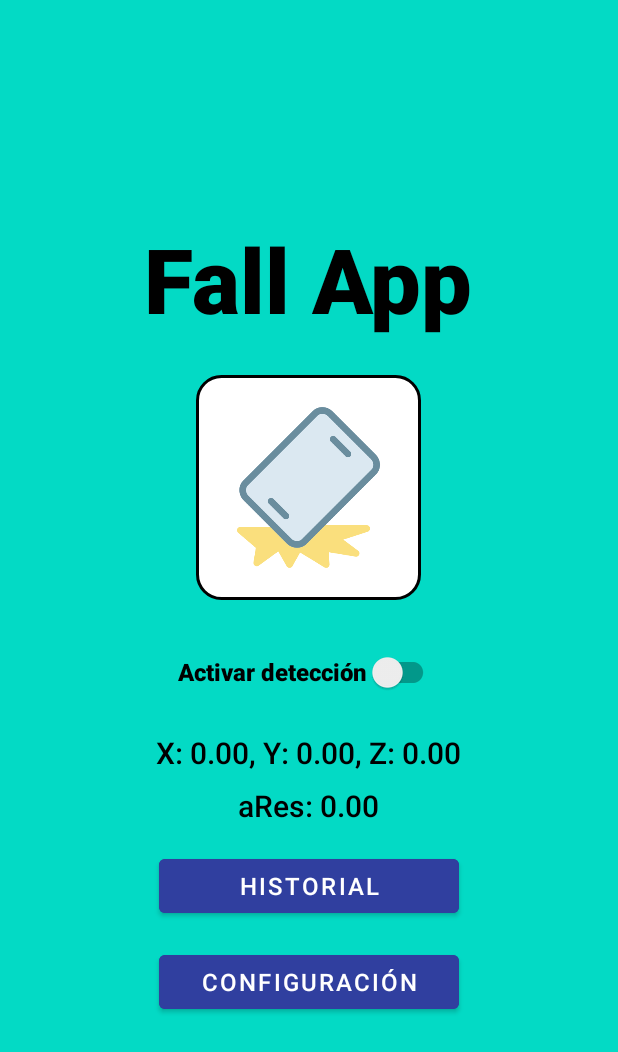
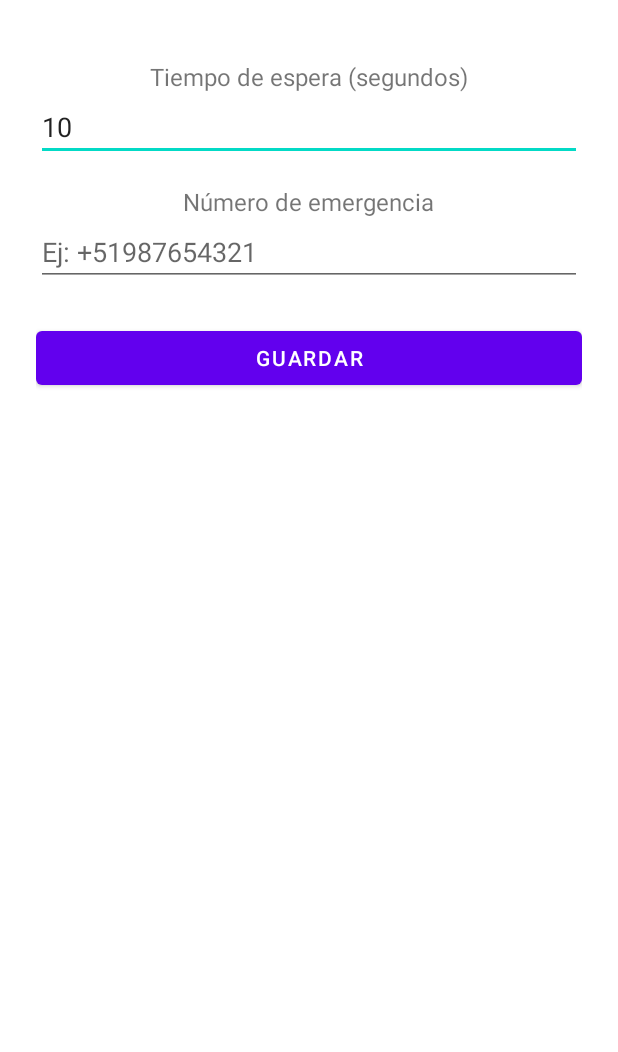
Before and after one commit to Eduard-PM/Taller-1, an Android app: the screen it shows after launch (MainActivity before the commit, ConfigurationActivity after it), after a tap on "CONFIGURACIÓN", on a phone screen of 412 x 824 dp. Shown: the top 1052 px of the screen. Run offline under Robolectric (Android 15) with nearby library versions, the phone set to English and light mode, and no system bars.

```diff
--- /dev/null
+++ b/app/src/main/java/com/ramosuni/fallapp/ConfigurationActivity.java
@@ -0,0 +1,54 @@
+package com.ramosuni.fallapp;
+
+import android.content.SharedPreferences;
+import android.os.Bundle;
+import android.widget.Button;
+import android.widget.EditText;
+import android.widget.Toast;
+
+import androidx.appcompat.app.AppCompatActivity;
+
+public class ConfigurationActivity extends AppCompatActivity {
+
+    private EditText etTiempoEspera, etNumeroEmergencia;
+    private Button btnGuardar;
+
+    @Override
+    protected void onCreate(Bundle savedInstanceState) {
+        super.onCreate(savedInstanceState);
+        setContentView(R.layout.activity_configuration);
+
+        etTiempoEspera = findViewById(R.id.etTiempoEspera);
+        etNumeroEmergencia = findViewById(R.id.etNumeroEmergencia);
+        btnGuardar = findViewById(R.id.btnGuardar);
+
+        SharedPreferences prefs = getSharedPreferences("app_prefs", MODE_PRIVATE);
+
+        // Cargar valores guardados si existen
+        int tiempo = prefs.getInt("tiempo_espera", 10);
+        String numero = prefs.getString("numero_emergencia", "");
+
+        etTiempoEspera.setText(String.valueOf(tiempo));
+        etNumeroEmergencia.setText(numero);
+
+        btnGuardar.setOnClickListener(v -> {
+            String tiempoStr = etTiempoEspera.getText().toString().trim();
+            String numeroStr = etNumeroEmergencia.getText().toString().trim();
+
+            if (tiempoStr.isEmpty() || numeroStr.isEmpty()) {
+                Toast.makeText(this, "Completa todos los campos", Toast.LENGTH_SHORT).show();
+                return;
+            }
+
+            int tiempoGuardado = Integer.parseInt(tiempoStr);
+
+            prefs.edit()
+                    .putInt("tiempo_espera", tiempoGuardado)
+                    .putString("numero_emergencia", numeroStr)
+                    .apply();
+
+            Toast.makeText(this, "Configuración guardada", Toast.LENGTH_SHORT).show();
+            finish(); // cerrar pantalla
+        });
+    }
+}
--- a/app/src/main/java/com/ramosuni/fallapp/MainActivity.java
+++ b/app/src/main/java/com/ramosuni/fallapp/MainActivity.java
@@ -1,16 +1,22 @@
 package com.ramosuni.fallapp;
 
+import android.Manifest;
 import android.content.BroadcastReceiver;
 import android.content.Context;
 import android.content.Intent;
 import android.content.IntentFilter;
+import android.content.pm.PackageManager;
 import android.os.Bundle;
 import android.widget.Button;
 import android.widget.ImageView;
 import android.widget.TextView;
+import android.widget.Toast;
 
+import androidx.annotation.NonNull;
 import androidx.appcompat.app.AppCompatActivity;
 import androidx.appcompat.widget.SwitchCompat;
+import androidx.core.app.ActivityCompat;
+import androidx.core.content.ContextCompat;
 import androidx.localbroadcastmanager.content.LocalBroadcastManager;
 
 import com.ramosuni.fallapp.services.LinearAccelerometerService;
@@ -45,6 +51,8 @@ public class MainActivity extends AppCompatActivity {
         }
     };
 
+    private static final int REQUEST_SMS_PERMISSION = 123;
+
     @Override
     protected void onCreate(Bundle savedInstanceState) {
         super.onCreate(savedInstanceState);
@@ -54,13 +62,21 @@ public class MainActivity extends AppCompatActivity {
         tvAccelResultant = findViewById(R.id.tvAccelResultant);
         SwitchCompat switchActivate = findViewById(R.id.switchActivate);
         Button btnHistorial = findViewById(R.id.btnHistorial);
-        Button btnConfiguracion = findViewById(R.id.btnConfiguracion);
+        Button btnConfiguration = findViewById(R.id.btnConfiguracion);
         ImageView ivAppIcon = findViewById(R.id.ivAppIcon);
 
         boolean savedState = getSharedPreferences("app_prefs", MODE_PRIVATE)
                 .getBoolean("isActive", false);
 
         switchActivate.setChecked(savedState);
+
+        // Pedir permiso si no está concedido
+        if (ContextCompat.checkSelfPermission(this, Manifest.permission.SEND_SMS)
+                != PackageManager.PERMISSION_GRANTED) {
+            ActivityCompat.requestPermissions(this,
+                    new String[]{Manifest.permission.SEND_SMS},
+                    REQUEST_SMS_PERMISSION);
+        }
 
         if (savedState) {
             startService(new Intent(this, LinearAccelerometerService.class));
@@ -89,8 +105,9 @@ public class MainActivity extends AppCompatActivity {
             startActivity(intent);
         });
 
-        btnConfiguracion.setOnClickListener(v -> {
-            // abrir configuración
+        btnConfiguration.setOnClickListener(v -> {
+            Intent intent = new Intent(MainActivity.this, ConfigurationActivity.class);
+            startActivity(intent);
         });
     }
 
@@ -106,4 +123,18 @@ public class MainActivity extends AppCompatActivity {
         super.onPause();
         LocalBroadcastManager.getInstance(this).unregisterReceiver(accelReceiver);
     }
+
+    @Override
+    public void onRequestPermissionsResult(int requestCode,
+                                           @NonNull String[] permissions,
+                                           @NonNull int[] grantResults) {
+        super.onRequestPermissionsResult(requestCode, permissions, grantResults);
+        if (requestCode == REQUEST_SMS_PERMISSION) {
+            if (grantResults.length > 0 && grantResults[0] == PackageManager.PERMISSION_GRANTED) {
+                Toast.makeText(this, "Permiso de SMS concedido", Toast.LENGTH_SHORT).show();
+            } else {
+                Toast.makeText(this, "Permiso de SMS denegado. No se podrán enviar alertas", Toast.LENGTH_LONG).show();
+            }
+        }
+    }
 }
--- /dev/null
+++ b/app/src/main/res/layout/activity_configuration.xml
@@ -0,0 +1,44 @@
+<?xml version="1.0" encoding="utf-8"?>
+<LinearLayout xmlns:android="http://schemas.android.com/apk/res/android"
+    android:layout_width="match_parent"
+    android:layout_height="match_parent"
+    android:orientation="vertical"
+    android:padding="24dp"
+    android:gravity="center_horizontal">
+
+    <TextView
+        android:layout_width="wrap_content"
+        android:layout_height="wrap_content"
+        android:text="Tiempo de espera (segundos)"
+        android:textSize="16sp"
+        android:layout_marginTop="16dp" />
+
+    <EditText
+        android:id="@+id/etTiempoEspera"
+        android:layout_width="match_parent"
+        android:layout_height="wrap_content"
+        android:hint="Ej: 10"
+        android:inputType="number" />
+
+    <TextView
+        android:layout_width="wrap_content"
+        android:layout_height="wrap_content"
+        android:text="Número de emergencia"
+        android:textSize="16sp"
+        android:layout_marginTop="16dp" />
+
+    <EditText
+        android:id="@+id/etNumeroEmergencia"
+        android:layout_width="match_parent"
+        android:layout_height="wrap_content"
+        android:hint="Ej: +51987654321"
+        android:inputType="phone" />
+
+    <Button
+        android:id="@+id/btnGuardar"
+        android:layout_width="match_parent"
+        android:layout_height="wrap_content"
+        android:text="Guardar"
+        android:layout_marginTop="24dp" />
+
+</LinearLayout>
--- a/app/src/main/res/values/strings.xml
+++ b/app/src/main/res/values/strings.xml
@@ -16,4 +16,5 @@
     <string name="historial_title">Historial</string>
     <string name="btnPlayPauseDesc">Play/Pause</string>
     <string name="btnBackDesc">Retroceder</string>
+    <string name="mensaje_enviado">Mensaje enviado!</string>
 </resources>
```
Also changed, not shown: app/src/main/AndroidManifest.xml (+8 -0 lines), app/src/main/java/com/ramosuni/fallapp/AviseActivity.java (+69 -57 lines), app/src/main/java/com/ramosuni/fallapp/services/LinearAccelerometerService.java (+94 -2 lines).
